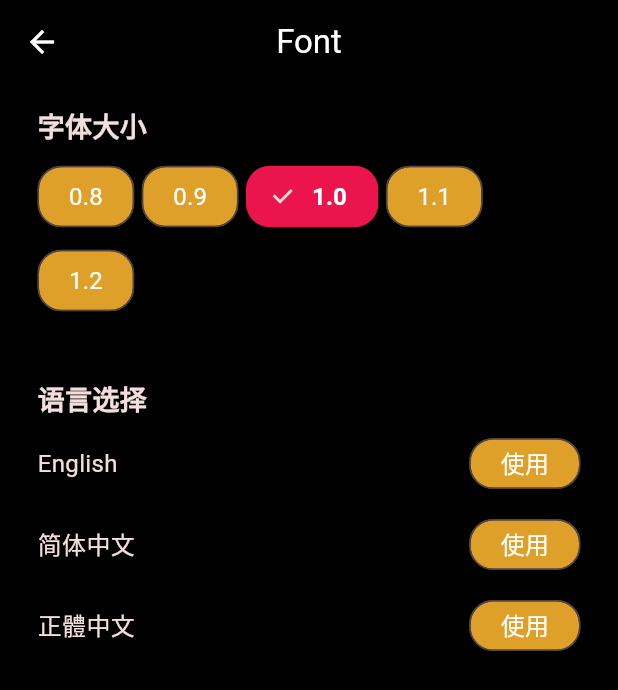
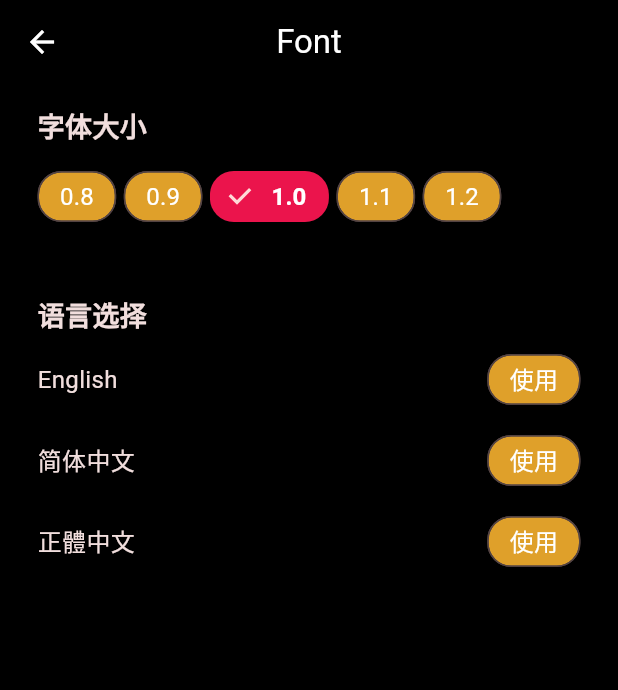
Before and after one commit to ITVAPP/ITVAPP-LIVETV, a Flutter app: the SettingFontPage screen opened by its route, on a phone screen of 412 x 824 dp. Shown: the top 690 px of the screen. Run offline on Flutter 3.47's test engine with Material 3 defaults, Android fonts, the phone set to English and light mode, and no system bars; drawn by our look-alikes of flutter_easyloading; our stand-ins replace device_info_plus, dio, flutter_spinkit, pretty_qr_code, responsive_builder, scrollable_positioned_list and 3 more; missing offline and left inert: apk_installer, flutter_volume_controller, fvp, screen_brightness, sp_util, window_manager and 1 more; accounts and stored records are empty; network calls fail.

Commit message:
Update setting_font_page.dart

```diff
--- a/lib/setting/setting_font_page.dart
+++ b/lib/setting/setting_font_page.dart
@@ -113,7 +113,7 @@ class _SettingFontPageState extends State<SettingFontPage> {
                                     ? _selectedColor // 选中状态颜色
                                     : _unselectedColor, // 未选中状态颜色
                                 shape: _buttonShape, // 统一的圆角外形
-                                padding: const EdgeInsets.symmetric(horizontal: 12, vertical: 8), // 设置内边距
+                                padding: const EdgeInsets.symmetric(horizontal: 6, vertical: 3), // 设置内边距
                                 avatar: null, // 取消选中的对勾
                               ),
                             ),
@@ -166,7 +166,7 @@ class _SettingFontPageState extends State<SettingFontPage> {
                                           ? _selectedColor // 已选中状态颜色
                                           : _unselectedColor, // 未选中状态颜色
                                       shape: _buttonShape, // 统一的圆角外形
-                                      padding: const EdgeInsets.symmetric(horizontal: 12, vertical: 3), // 设置内边距
+                                      padding: const EdgeInsets.symmetric(horizontal: 6, vertical: 3), // 设置内边距
                                       avatar: null, // 取消选中的对勾
                                     ),
                                   ],
```
